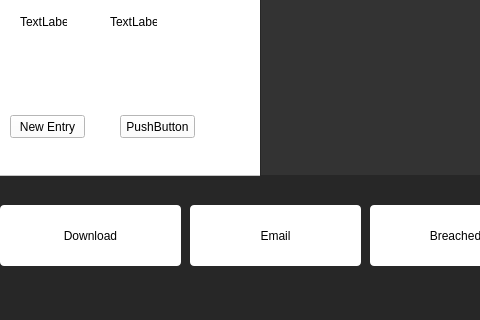
RonaldColyar/POI-RemoteDesktop, file Remote/mainwindow.ui: the form before one commit; both pictures show x 410 to 890 and y 395 to 715 of the 1059 by 715 pixel window.
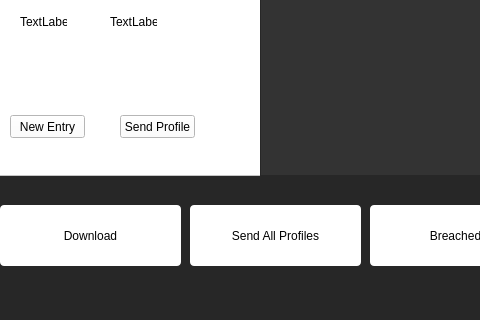
The form after the commit.

Diff of the .ui file:
```diff
--- a/Remote/mainwindow.ui
+++ b/Remote/mainwindow.ui
@@ -56,7 +56,7 @@
      <string notr="true">border-radius:4px; background-color:#ffffff;</string>
     </property>
     <property name="text">
-     <string>Email</string>
+     <string>Send All Profiles</string>
     </property>
    </widget>
    <widget class="QPushButton" name="BreachButton">
@@ -197,7 +197,7 @@
       </rect>
      </property>
      <property name="text">
-      <string>PushButton</string>
+      <string>Send Profile</string>
      </property>
     </widget>
    </widget>
```
Left out of the diff: 2 changed lines with no effect on the pictures.
